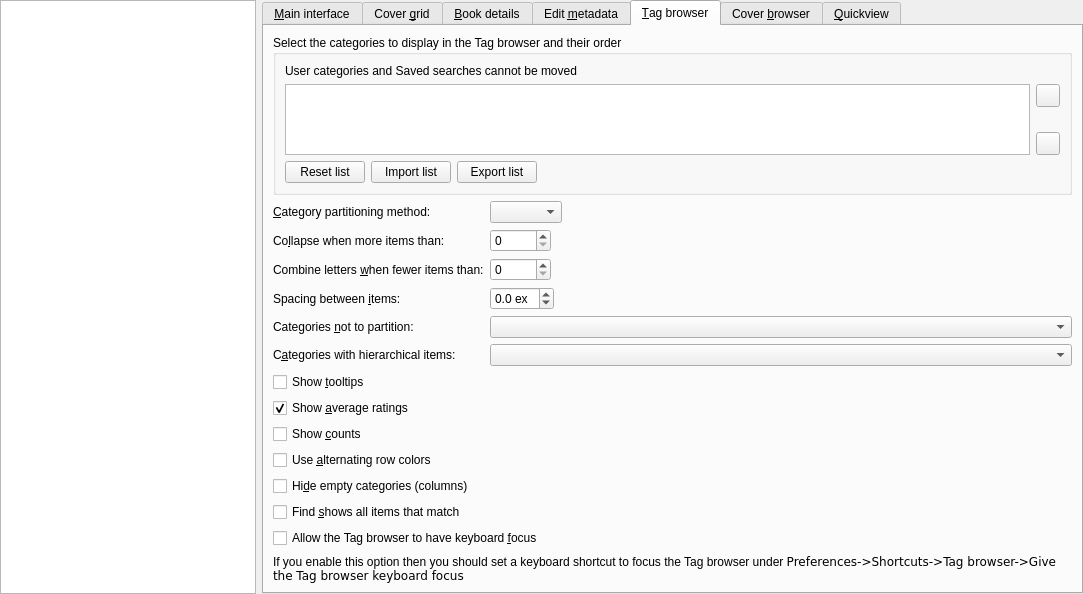
Before: the Qt Designer form src/calibre/gui2/preferences/look_feel.ui in kovidgoyal/calibre, drawn with Qt 5.
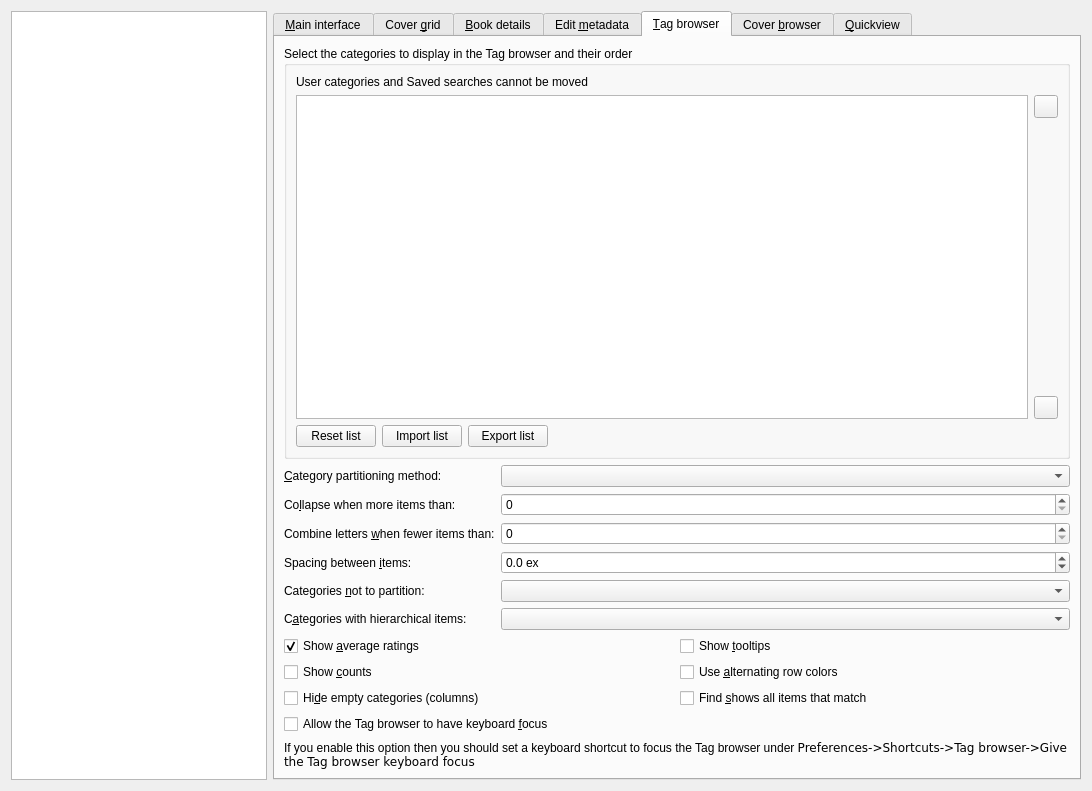
After: the same form once the commit is applied. The open tabs and pages were chosen to show the change. Icons and pictures are not drawn. Custom widgets are drawn as their Qt base class.

Commit message:
Make the tag browser preferences a little nicer
Give the categories list a min height and layout the checkbox
preferences horizontally as well as vertically

What changed in the file:
```diff
--- a/src/calibre/gui2/preferences/look_feel.ui
+++ b/src/calibre/gui2/preferences/look_feel.ui
@@ -7,36 +7,14 @@
     <x>0</x>
     <y>0</y>
     <width>1083</width>
-    <height>594</height>
+    <height>791</height>
    </rect>
   </property>
   <property name="windowTitle">
    <string>Form</string>
   </property>
-  <layout class="QHBoxLayout" name="horizontalLayout_3">
-   <property name="leftMargin">
-    <number>0</number>
-   </property>
-   <property name="topMargin">
-    <number>0</number>
-   </property>
-   <property name="rightMargin">
-    <number>0</number>
-   </property>
-   <property name="bottomMargin">
-    <number>0</number>
-   </property>
-   <item>
-    <widget class="QListWidget" name="sections_view">
-     <property name="sizePolicy">
-      <sizepolicy hsizetype="Minimum" vsizetype="Expanding">
-       <horstretch>0</horstretch>
-       <verstretch>0</verstretch>
-      </sizepolicy>
-     </property>
-    </widget>
-   </item>
-   <item>
+  <layout class="QGridLayout" name="gridLayout_2">
+   <item row="0" column="1">
     <widget class="ScrollingTabWidget" name="tabWidget">
      <property name="currentIndex">
       <number>0</number>
@@ -1171,18 +1149,15 @@
       <attribute name="title">
        <string>&amp;Tag browser</string>
       </attribute>
-      <layout class="QFormLayout" name="formLayout">
-       <property name="fieldGrowthPolicy">
-        <enum>QFormLayout::ExpandingFieldsGrow</enum>
-       </property>
-       <item row="1" column="0" colspan="2">
+      <layout class="QVBoxLayout" name="verticalLayout_4">
+       <item>
         <widget class="QGroupBox" name="groupBox">
          <property name="title">
           <string>Select the categories to display in the Tag browser and their order</string>
          </property>
          <layout class="QGridLayout" name="gridLayout_3">
           <item row="1" column="0">
-           <widget class="QLabel">
+           <widget class="QLabel" name="label">
             <property name="text">
              <string>User categories and Saved searches cannot be moved</string>
             </property>
@@ -1225,6 +1200,12 @@
           </item>
           <item row="2" column="0" rowspan="3">
            <widget class="QListView" name="tb_display_order">
+            <property name="minimumSize">
+             <size>
+              <width>0</width>
+              <height>200</height>
+             </size>
+            </property>
             <property name="alternatingRowColors">
              <bool>true</bool>
             </property>
@@ -1287,7 +1268,19 @@
          </layout>
         </widget>
        </item>
-       <item row="3" column="1">
+       <item>
+        <layout class="QFormLayout" name="formLayout">
+         <item row="0" column="0">
+          <widget class="QLabel" name="label_9">
+           <property name="text">
+            <string>&amp;Category partitioning method:</string>
+           </property>
+           <property name="buddy">
+            <cstring>opt_tags_browser_partition_method</cstring>
+           </property>
+          </widget>
+         </item>
+         <item row="0" column="1">
         <widget class="QComboBox" name="opt_tags_browser_partition_method">
          <property name="toolTip">
           <string>Choose how Tag browser subcategories are displayed when
@@ -1298,17 +1291,7 @@
          </property>
         </widget>
        </item>
-       <item row="3" column="0">
-        <widget class="QLabel" name="label_9">
-         <property name="text">
-          <string>&amp;Category partitioning method:</string>
-         </property>
-         <property name="buddy">
-          <cstring>opt_tags_browser_partition_method</cstring>
-         </property>
-        </widget>
-       </item>
-       <item row="4" column="0">
+         <item row="1" column="0">
         <widget class="QLabel" name="label_10">
          <property name="text">
           <string>Co&amp;llapse when more items than:</string>
@@ -1318,7 +1301,7 @@
          </property>
         </widget>
        </item>
-       <item row="4" column="1">
+         <item row="1" column="1">
         <widget class="QSpinBox" name="opt_tags_browser_collapse_at">
          <property name="toolTip">
           <string>If a Tag browser category has more than this number of items, it is divided
@@ -1329,7 +1312,7 @@
          </property>
         </widget>
        </item>
-       <item row="5" column="0">
+         <item row="2" column="0">
         <widget class="QLabel" name="label_10">
          <property name="text">
           <string>Combine letters &amp;when fewer items than:</string>
@@ -1339,7 +1322,7 @@
          </property>
         </widget>
        </item>
-       <item row="5" column="1">
+         <item row="2" column="1">
         <widget class="QSpinBox" name="opt_tags_browser_collapse_fl_at">
          <property name="toolTip">
           <string>If collapsing by first letter, combine adjacent letters together if
@@ -1351,7 +1334,7 @@
          </property>
         </widget>
        </item>
-       <item row="6" column="0">
+         <item row="3" column="0">
         <widget class="QLabel" name="label">
          <property name="text">
           <string>Spacing between &amp;items:</string>
@@ -1361,7 +1344,7 @@
          </property>
         </widget>
        </item>
-       <item row="6" column="1">
+         <item row="3" column="1">
         <widget class="QDoubleSpinBox" name="opt_tag_browser_item_padding">
          <property name="toolTip">
           <string>The spacing between consecutive items in the Tag browser. In units of (ex) which is the approximate height of the letter 'x' in the currently used font. </string>
@@ -1383,7 +1366,7 @@
          </property>
         </widget>
        </item>
-       <item row="7" column="0">
+         <item row="4" column="0">
         <widget class="QLabel" name="label_8111">
          <property name="text">
           <string>Categories &amp;not to partition:</string>
@@ -1393,7 +1376,7 @@
          </property>
         </widget>
        </item>
-       <item row="7" column="1">
+         <item row="4" column="1">
         <widget class="EditWithComplete" name="opt_tag_browser_dont_collapse">
          <property name="sizePolicy">
           <sizepolicy hsizetype="Expanding" vsizetype="Fixed">
@@ -1410,7 +1393,7 @@
          </property>
         </widget>
        </item>
-       <item row="8" column="0">
+         <item row="5" column="0">
         <widget class="QLabel" name="label_81">
          <property name="text">
           <string>C&amp;ategories with hierarchical items:</string>
@@ -1420,7 +1403,7 @@
          </property>
         </widget>
        </item>
-       <item row="8" column="1">
+         <item row="5" column="1">
         <widget class="EditWithComplete" name="opt_categories_using_hierarchy">
          <property name="sizePolicy">
           <sizepolicy hsizetype="Expanding" vsizetype="Fixed">
@@ -1438,14 +1421,11 @@
          </property>
         </widget>
        </item>
-       <item row="9" column="0">
-        <widget class="QCheckBox" name="opt_tag_browser_show_tooltips">
-         <property name="text">
-          <string>Show &amp;tooltips</string>
-         </property>
-        </widget>
+        </layout>
        </item>
-       <item row="10" column="0">
+       <item>
+        <layout class="QGridLayout" name="gridLayout_10">
+         <item row="0" column="0">
         <widget class="QCheckBox" name="opt_show_avg_rating">
          <property name="text">
           <string>Show &amp;average ratings</string>
@@ -1455,7 +1435,14 @@
          </property>
         </widget>
        </item>
-       <item row="11" column="0" colspan="2">
+         <item row="0" column="1">
+          <widget class="QCheckBox" name="opt_tag_browser_show_tooltips">
+           <property name="text">
+            <string>Show &amp;tooltips</string>
+           </property>
+          </widget>
+         </item>
+         <item row="1" column="0">
         <widget class="QCheckBox" name="opt_tag_browser_show_counts">
          <property name="toolTip">
           <string>Show counts for items in the Tag browser. Such as the number of books
@@ -1467,14 +1454,14 @@
          </property>
         </widget>
        </item>
-       <item row="12" column="0" colspan="2">
+         <item row="1" column="1">
         <widget class="QCheckBox" name="opt_tag_browser_old_look">
          <property name="text">
           <string>Use &amp;alternating row colors</string>
          </property>
         </widget>
        </item>
-       <item row="13" column="0" colspan="2">
+         <item row="2" column="0">
         <widget class="QCheckBox" name="opt_tag_browser_hide_empty_categories">
          <property name="toolTip">
           <string>When checked, calibre will automatically hide any category
@@ -1487,7 +1474,7 @@
          </property>
         </widget>
        </item>
-       <item row="14" column="0" colspan="2">
+         <item row="2" column="1">
         <widget class="QCheckBox" name="opt_tag_browser_always_autocollapse">
          <property name="toolTip">
           <string>When checked, Find in the Tag browser will show all items
@@ -1499,7 +1486,9 @@
          </property>
         </widget>
        </item>
-       <item row="15" column="0" colspan="2">
+         <item row="3" column="0" colspan="2">
+          <layout class="QVBoxLayout" name="verticalLayout">
+           <item>
         <widget class="QCheckBox" name="opt_tag_browser_allow_keyboard_focus">
          <property name="toolTip">
           <string>&lt;p&gt;When checked, the Tag browser can get keyboard focus, allowing
@@ -1513,7 +1502,7 @@
          </property>
         </widget>
        </item>
-       <item row="16" column="0" colspan="2">
+           <item>
         <widget class="QLabel" name="tb_focus_label">
          <property name="styleSheet">
           <string notr="true">margin-left: 1.5em</string>
@@ -1527,6 +1516,10 @@
         </widget>
        </item>
      </layout>
+         </item>
+        </layout>
+       </item>
+      </layout>
      </widget>
      <widget class="QWidget" name="cover_browser_tab">
       <attribute name="icon">
@@ -1793,6 +1786,16 @@
      </widget>
     </widget>
    </item>
+   <item row="0" column="0">
+    <widget class="QListWidget" name="sections_view">
+     <property name="sizePolicy">
+      <sizepolicy hsizetype="Minimum" vsizetype="Expanding">
+       <horstretch>0</horstretch>
+       <verstretch>0</verstretch>
+      </sizepolicy>
+     </property>
+    </widget>
+   </item>
   </layout>
  </widget>
  <customwidgets>
```
Lines whose indentation alone changed are shown as unchanged.
